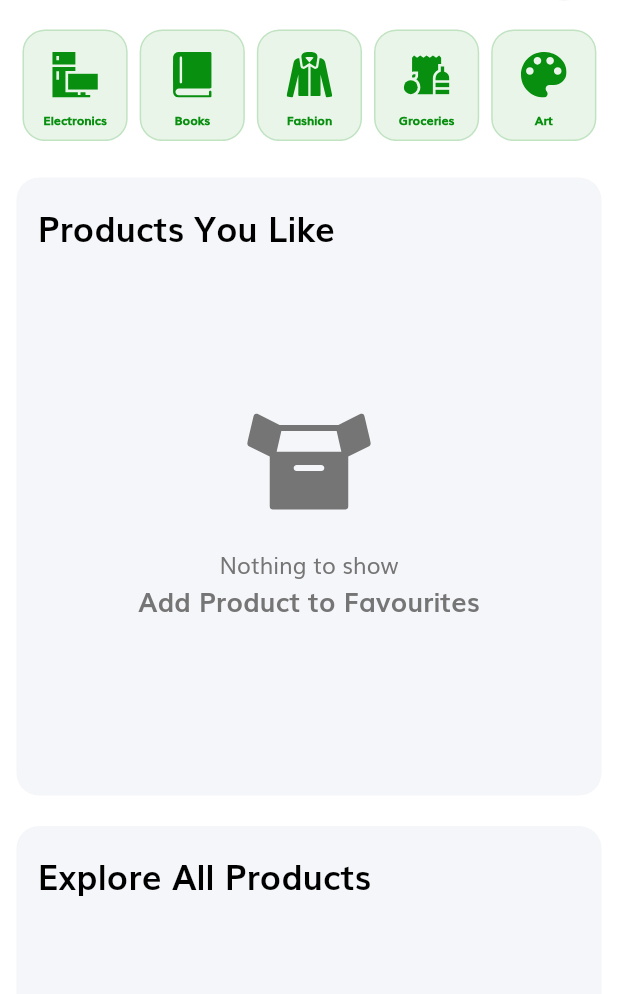
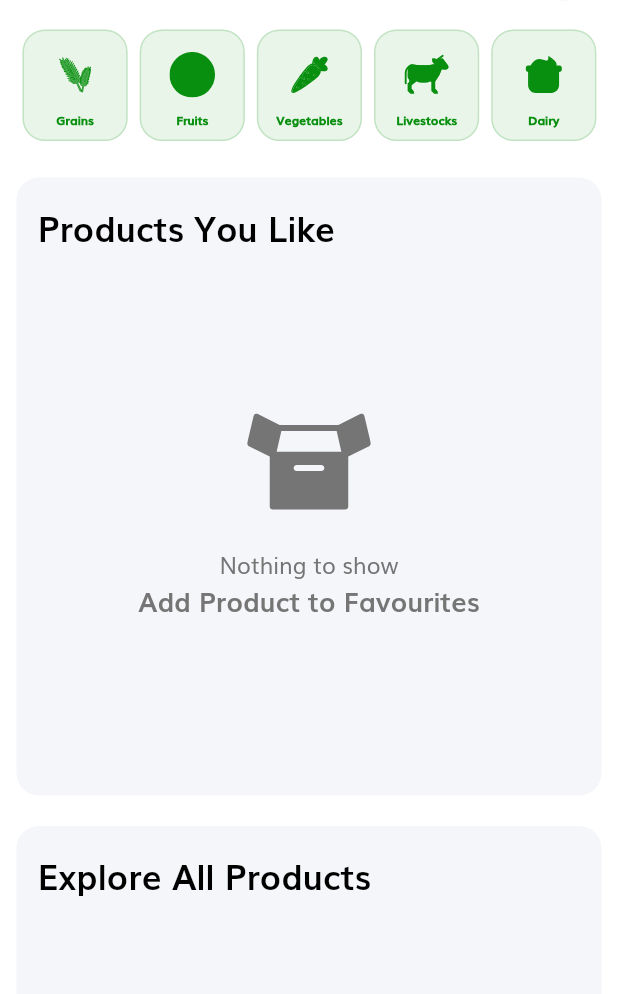
Before and after one commit to xanyl/Connect_Krish_e, a Flutter app: the screen it shows once a user with an empty profile is signed in, on a phone screen of 412 x 824 dp, the part 98-1092 px from its top. Run offline on Flutter 3.47's test engine with Material 2 defaults, Android fonts, the phone set to English and light mode, and no system bars; our stand-ins replace cloud_firestore, firebase_auth, firebase_core, firebase_storage, flutter_rating_bar, flutter_svg and 5 more; missing offline and left inert: enum_to_string, future_progress_dialog, swipedetector; accounts and stored records are empty.

Commit message:
Categories are updated with new svgs

```diff
--- a/lib/main.dart
+++ b/lib/main.dart
@@ -8,3 +8,5 @@ Future<void> main() async {
 
   runApp(App());
 }
+
+// Compare this snippet from lib\app.dart:
--- a/lib/models/Product.dart
+++ b/lib/models/Product.dart
@@ -2,11 +2,11 @@ import 'package:e_commerce_app_flutter/models/Model.dart';
 import 'package:enum_to_string/enum_to_string.dart';
 
 enum ProductType {
-  Electronics,
-  Books,
-  Fashion,
-  Groceries,
-  Art,
+  Grains,
+  Fruits,
+  Vegetables,
+  Livestocks,
+  Dairy,
   Others,
 }
 
--- a/lib/screens/category_products/components/body.dart
+++ b/lib/screens/category_products/components/body.dart
@@ -11,8 +11,8 @@ import 'package:e_commerce_app_flutter/services/database/product_database_helper
 import 'package:e_commerce_app_flutter/size_config.dart';
 import 'package:enum_to_string/enum_to_string.dart';
 import 'package:flutter/material.dart';
-import 'package:flutter/widgets.dart';
 import 'package:logger/logger.dart';
+import 'package:flutter_svg/flutter_svg.dart';
 
 class Body extends StatefulWidget {
   final ProductType productType;
@@ -251,18 +251,21 @@ class _BodyState extends State<Body> {
     );
   }
 
-  String bannerFromProductType() {
+
+
+
+String bannerFromProductType() {
     switch (widget.productType) {
-      case ProductType.Electronics:
-        return "assets/images/electronics_banner.jpg";
-      case ProductType.Books:
-        return "assets/images/books_banner.jpg";
-      case ProductType.Fashion:
-        return "assets/images/fashions_banner.jpg";
-      case ProductType.Groceries:
-        return "assets/images/groceries_banner.jpg";
-      case ProductType.Art:
-        return "assets/images/arts_banner.jpg";
+      case ProductType.Grains:
+        return "assets/images/grains_banner.jpg";
+      case ProductType.Fruits:
+        return "assets/images/fruits_banner.jpg";
+      case ProductType.Vegetables:
+        return "assets/images/vegetables_banner.jpg";
+      case ProductType.Livestocks:
+        return "assets/images/livestocks_banner.jpg";
+      case ProductType.Dairy:
+        return "assets/images/dairy_banner.jpg";
       case ProductType.Others:
         return "assets/images/others_banner.jpg";
       default:
--- a/lib/screens/home/components/body.dart
+++ b/lib/screens/home/components/body.dart
@@ -30,29 +30,29 @@ class Body extends StatefulWidget {
 class _BodyState extends State<Body> {
   final productCategories = <Map>[
     <String, dynamic>{
-      ICON_KEY: "assets/icons/Electronics.svg",
-      TITLE_KEY: "Electronics",
-      PRODUCT_TYPE_KEY: ProductType.Electronics,
+      ICON_KEY: "assets/icons/Grains.svg",
+      TITLE_KEY: "Grains",
+      PRODUCT_TYPE_KEY: ProductType.Grains,
     },
     <String, dynamic>{
-      ICON_KEY: "assets/icons/Books.svg",
-      TITLE_KEY: "Books",
-      PRODUCT_TYPE_KEY: ProductType.Books,
+      ICON_KEY: "assets/icons/Fruits.svg",
+      TITLE_KEY: "Fruits",
+      PRODUCT_TYPE_KEY: ProductType.Fruits,
     },
     <String, dynamic>{
-      ICON_KEY: "assets/icons/Fashion.svg",
-      TITLE_KEY: "Fashion",
-      PRODUCT_TYPE_KEY: ProductType.Fashion,
+      ICON_KEY: "assets/icons/Vegetables.svg",
+      TITLE_KEY: "Vegetables",
+      PRODUCT_TYPE_KEY: ProductType.Vegetables,
     },
     <String, dynamic>{
-      ICON_KEY: "assets/icons/Groceries.svg",
-      TITLE_KEY: "Groceries",
-      PRODUCT_TYPE_KEY: ProductType.Groceries,
+      ICON_KEY: "assets/icons/Livestocks.svg",
+      TITLE_KEY: "Livestocks",
+      PRODUCT_TYPE_KEY: ProductType.Livestocks,
     },
     <String, dynamic>{
-      ICON_KEY: "assets/icons/Art.svg",
-      TITLE_KEY: "Art",
-      PRODUCT_TYPE_KEY: ProductType.Art,
+      ICON_KEY: "assets/icons/Dairy.svg",
+      TITLE_KEY: "Dairy",
+      PRODUCT_TYPE_KEY: ProductType.Dairy,
     },
     <String, dynamic>{
       ICON_KEY: "assets/icons/Others.svg",
```
Also changed, not shown: assets/icons/Dairy.svg (added), assets/icons/Fruits.svg (added), assets/icons/Grains.svg (added), assets/icons/Livestocks.svg (added), assets/icons/Vegetables.svg (added), assets/images/dairy_banner.jpg (added), assets/images/developer.jpeg, assets/images/fruits_banner.jpg (added), assets/images/grains_banner.jpg.jpg (added), assets/images/livestock_banner.jpg (added), 2 other files.
